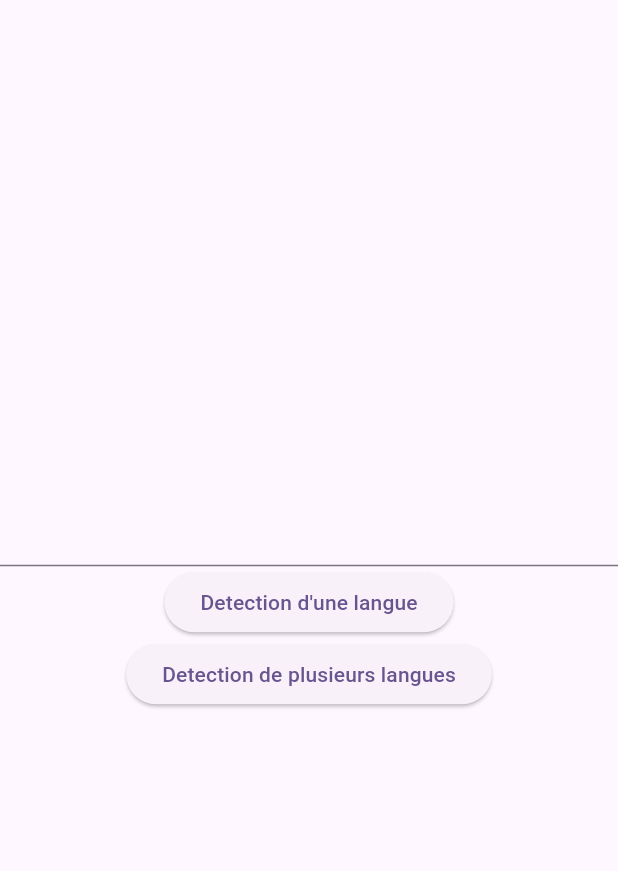
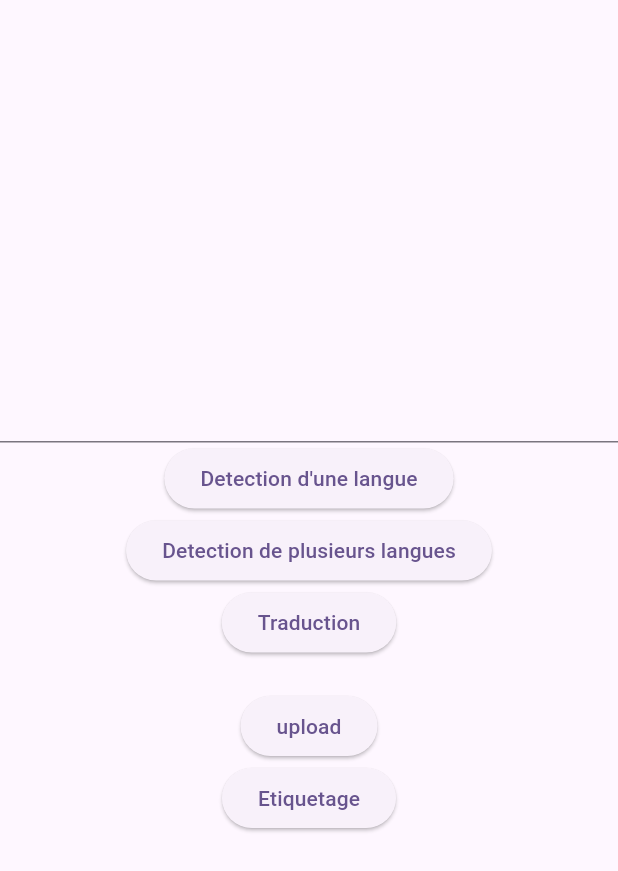
Before and after one commit to dane8701/efreigr2, a Flutter app: the MLView widget shown alone on an empty page, opened directly, after a tap on "Detection de plusieurs langues", on a phone screen of 412 x 824 dp. Shown: the top 871 px of the screen. Run offline on Flutter 3.47's test engine with Material 2 defaults, Android fonts, the phone set to English and light mode, and no system bars; our stand-ins replace cloud_firestore, file_picker, firebase_auth, firebase_core, firebase_storage, geolocator and 2 more; missing offline and left inert: google_ml_kit; accounts and stored records are empty; network calls fail.

Commit message:
machine learning langue et image

```diff
--- a/lib/view/my_ml_view.dart
+++ b/lib/view/my_ml_view.dart
@@ -1,3 +1,6 @@
+import 'dart:typed_data';
+
+import 'package:file_picker/file_picker.dart';
 import 'package:flutter/material.dart';
 import 'package:google_ml_kit/google_ml_kit.dart';
 
@@ -10,12 +13,18 @@ class MLView extends StatefulWidget {
 
 class _MLViewState extends State<MLView> {
   //variable
+  OnDeviceTranslator translator = OnDeviceTranslator(sourceLanguage: TranslateLanguage.french, targetLanguage: TranslateLanguage.czech);
   TextEditingController controllerLang = TextEditingController();
-  LanguageIdentifier identifier = LanguageIdentifier(confidenceThreshold: 0.5);
+  LanguageIdentifier identifier = LanguageIdentifier(confidenceThreshold: 0.1);
   String afficheLang ="";
+  String afficheLabel ="";
+  Uint8List? imageData;
+  String? pathImage;
+  ImageLabeler labeler = ImageLabeler(options: ImageLabelerOptions(confidenceThreshold: 0.3));
 
   //méthodes
   langueIdentification() async{
+    afficheLang ="";
     if(controllerLang != null && controllerLang.text != ""){
       String lang = controllerLang.text;
 
@@ -26,12 +35,51 @@ class _MLViewState extends State<MLView> {
 
 
     }
+  }
 
+  multipleIdentification() async {
+    afficheLang = "";
+    if(controllerLang !=  null && controllerLang.text !=""){
+      String lang = controllerLang.text;
+      List mesLangues = await identifier.identifyPossibleLanguages(lang);
+      for(IdentifiedLanguage langs in mesLangues){
+        setState(() {
+          print(afficheLang);
+          afficheLang+= "La langue est ${langs.languageTag} avec une confiance ${(langs.confidence*100).toInt()}%\n";
+        });
+      }
+    }
+
+  }
+  translateSentence() async{
+    afficheLang = "";
+    if(controllerLang != null && controllerLang.text != ""){
+      String lang = await translator.translateText(controllerLang.text);
+      setState(() {
+        afficheLang = lang;
+      });
+    }
+
+  }
+  objetIdentification() async {
+    afficheLabel = "";
+    if(imageData != null){
+      InputImage image = InputImage.fromFilePath(pathImage!);
+      List<ImageLabel> labelling = await labeler.processImage(image);
+      for(ImageLabel image in labelling){
+        setState(() {
+          afficheLabel += "${image.label} avec une confiance de ${(image.confidence *100).toInt()} %\n";
+        });
+
+      }
+
+    }
 
   }
   @override
   Widget build(BuildContext context) {
     return Center(
+        child: SingleChildScrollView(
           child: Column(
             mainAxisAlignment: MainAxisAlignment.center,
             children: [
@@ -47,12 +95,49 @@ class _MLViewState extends State<MLView> {
               ),
 
               ElevatedButton(
-              onPressed: langueIdentification,
+                onPressed: multipleIdentification,
                 child: const Text("Detection de plusieurs langues"),
 
               ),
-            Text(afficheLang)
+
+              ElevatedButton(
+                onPressed: translateSentence,
+                child: const Text("Traduction"),
+
+              ),
+              Text(afficheLang),
+
+
+              ElevatedButton(
+                  onPressed: () async {
+                    FilePickerResult? resultat = await FilePicker.platform.pickFiles(
+                      withData: true,
+                      type: FileType.image
+                    );
+                    if(resultat!=null){
+                      setState(() {
+                        imageData = resultat.files.first.bytes;
+                        pathImage = resultat.files.first.path;
+                      });
+
+                    }
+
+                  },
+                  child: const Text("upload")
+              ),
+
+              (imageData==null)?Container():Image.memory(imageData!),
+
+              ElevatedButton(
+                  onPressed:objetIdentification,
+                  child: Text("Etiquetage")
+              ),
+
+              Text(afficheLabel)
+
+
             ],
+          ),
         ),
 
     );
```
Lines whose indentation alone changed are shown as unchanged.
